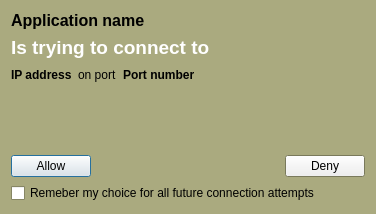
Before: the Qt Designer form lpfw-pygui/popup_out.ui in andreizilla/leopard-flower-firewall, drawn with Qt 5.
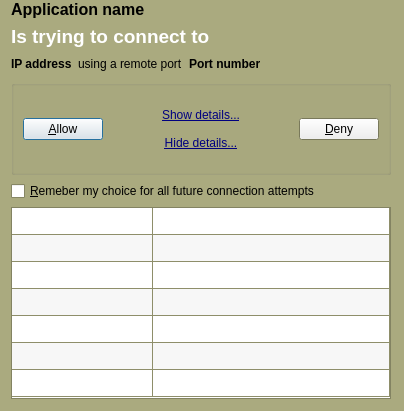
After: the same form once the commit is applied. Icons and pictures are not drawn.

Diff of the .ui file:
```diff
--- a/lpfw-pygui/popup_out.ui
+++ b/lpfw-pygui/popup_out.ui
@@ -6,10 +6,16 @@
    <rect>
     <x>0</x>
     <y>0</y>
-    <width>376</width>
-    <height>214</height>
+    <width>523</width>
+    <height>422</height>
    </rect>
   </property>
+  <property name="sizePolicy">
+   <sizepolicy hsizetype="Preferred" vsizetype="Preferred">
+    <horstretch>0</horstretch>
+    <verstretch>0</verstretch>
+   </sizepolicy>
+  </property>
   <property name="palette">
    <palette>
     <active>
@@ -81,16 +87,29 @@
    <iconset resource="resource.qrc">
     <normaloff>:/pics/pic.jpg</normaloff>:/pics/pic.jpg</iconset>
   </property>
-  <layout class="QFormLayout" name="formLayout">
-   <item row="1" column="0">
-    <widget class="QCheckBox" name="checkBox">
-     <property name="text">
-      <string>Remeber my choice for all future connection attempts</string>
-     </property>
-    </widget>
-   </item>
-   <item row="0" column="0" colspan="2">
+  <layout class="QVBoxLayout" name="verticalLayout_2">
+   <property name="sizeConstraint">
+    <enum>QLayout::SetFixedSize</enum>
+   </property>
+   <property name="topMargin">
+    <number>0</number>
+   </property>
+   <property name="rightMargin">
+    <number>0</number>
+   </property>
+   <item>
+    <layout class="QHBoxLayout" name="horizontalLayout_5">
+     <property name="sizeConstraint">
+      <enum>QLayout::SetFixedSize</enum>
+     </property>
+     <property name="rightMargin">
+      <number>0</number>
+     </property>
+     <item>
     <layout class="QVBoxLayout" name="verticalLayout">
+       <property name="sizeConstraint">
+        <enum>QLayout::SetMinimumSize</enum>
+       </property>
      <item>
       <widget class="QLabel" name="label_name">
        <property name="font">
@@ -238,7 +257,7 @@
        <item>
         <widget class="QLabel" name="label_text2">
          <property name="text">
-          <string>on port</string>
+            <string>using a remote port</string>
          </property>
         </widget>
        </item>
@@ -271,24 +290,24 @@
       </layout>
      </item>
      <item>
-      <spacer name="verticalSpacer">
-       <property name="orientation">
-        <enum>Qt::Vertical</enum>
-       </property>
-       <property name="sizeHint" stdset="0">
-        <size>
-         <width>20</width>
-         <height>40</height>
-        </size>
-       </property>
-      </spacer>
-     </item>
-     <item>
-      <layout class="QHBoxLayout" name="horizontalLayout">
+        <widget class="QGroupBox" name="groupBox">
+         <property name="sizePolicy">
+          <sizepolicy hsizetype="Fixed" vsizetype="Fixed">
+           <horstretch>0</horstretch>
+           <verstretch>0</verstretch>
+          </sizepolicy>
+         </property>
+         <property name="title">
+          <string/>
+         </property>
+         <layout class="QHBoxLayout" name="horizontalLayout_3">
+          <property name="sizeConstraint">
+           <enum>QLayout::SetFixedSize</enum>
+          </property>
        <item>
         <widget class="QPushButton" name="pushButton_allow">
          <property name="text">
-          <string>Allow</string>
+             <string>&amp;Allow</string>
          </property>
         </widget>
        </item>
@@ -305,16 +324,378 @@
          </property>
         </spacer>
        </item>
+          <item>
+           <widget class="QFrame" name="verticalFrame">
+            <layout class="QVBoxLayout" name="verticalLayout_3">
+             <item>
+              <widget class="QPushButton" name="pushButton_show">
+               <property name="enabled">
+                <bool>true</bool>
+               </property>
+               <property name="palette">
+                <palette>
+                 <active>
+                  <colorrole role="WindowText">
+                   <brush brushstyle="SolidPattern">
+                    <color alpha="255">
+                     <red>0</red>
+                     <green>0</green>
+                     <blue>127</blue>
+                    </color>
+                   </brush>
+                  </colorrole>
+                  <colorrole role="Text">
+                   <brush brushstyle="SolidPattern">
+                    <color alpha="255">
+                     <red>0</red>
+                     <green>0</green>
+                     <blue>127</blue>
+                    </color>
+                   </brush>
+                  </colorrole>
+                  <colorrole role="ButtonText">
+                   <brush brushstyle="SolidPattern">
+                    <color alpha="255">
+                     <red>0</red>
+                     <green>0</green>
+                     <blue>127</blue>
+                    </color>
+                   </brush>
+                  </colorrole>
+                 </active>
+                 <inactive>
+                  <colorrole role="WindowText">
+                   <brush brushstyle="SolidPattern">
+                    <color alpha="255">
+                     <red>0</red>
+                     <green>0</green>
+                     <blue>127</blue>
+                    </color>
+                   </brush>
+                  </colorrole>
+                  <colorrole role="Text">
+                   <brush brushstyle="SolidPattern">
+                    <color alpha="255">
+                     <red>0</red>
+                     <green>0</green>
+                     <blue>127</blue>
+                    </color>
+                   </brush>
+                  </colorrole>
+                  <colorrole role="ButtonText">
+                   <brush brushstyle="SolidPattern">
+                    <color alpha="255">
+                     <red>0</red>
+                     <green>0</green>
+                     <blue>127</blue>
+                    </color>
+                   </brush>
+                  </colorrole>
+                 </inactive>
+                 <disabled>
+                  <colorrole role="WindowText">
+                   <brush brushstyle="SolidPattern">
+                    <color alpha="255">
+                     <red>106</red>
+                     <green>104</green>
+                     <blue>100</blue>
+                    </color>
+                   </brush>
+                  </colorrole>
+                  <colorrole role="Text">
+                   <brush brushstyle="SolidPattern">
+                    <color alpha="255">
+                     <red>106</red>
+                     <green>104</green>
+                     <blue>100</blue>
+                    </color>
+                   </brush>
+                  </colorrole>
+                  <colorrole role="ButtonText">
+                   <brush brushstyle="SolidPattern">
+                    <color alpha="255">
+                     <red>106</red>
+                     <green>104</green>
+                     <blue>100</blue>
+                    </color>
+                   </brush>
+                  </colorrole>
+                 </disabled>
+                </palette>
+               </property>
+               <property name="font">
+                <font>
+                 <underline>true</underline>
+                </font>
+               </property>
+               <property name="cursor">
+                <cursorShape>PointingHandCursor</cursorShape>
+               </property>
+               <property name="focusPolicy">
+                <enum>Qt::NoFocus</enum>
+               </property>
+               <property name="text">
+                <string>&amp;Show details...</string>
+               </property>
+               <property name="iconSize">
+                <size>
+                 <width>1</width>
+                 <height>16</height>
+                </size>
+               </property>
+               <property name="autoDefault">
+                <bool>false</bool>
+               </property>
+               <property name="flat">
+                <bool>true</bool>
+               </property>
+              </widget>
+             </item>
+             <item>
+              <widget class="QPushButton" name="pushButton_hide">
+               <property name="palette">
+                <palette>
+                 <active>
+                  <colorrole role="ButtonText">
+                   <brush brushstyle="SolidPattern">
+                    <color alpha="255">
+                     <red>0</red>
+                     <green>0</green>
+                     <blue>127</blue>
+                    </color>
+                   </brush>
+                  </colorrole>
+                 </active>
+                 <inactive>
+                  <colorrole role="ButtonText">
+                   <brush brushstyle="SolidPattern">
+                    <color alpha="255">
+                     <red>0</red>
+                     <green>0</green>
+                     <blue>127</blue>
+                    </color>
+                   </brush>
+                  </colorrole>
+                 </inactive>
+                 <disabled>
+                  <colorrole role="ButtonText">
+                   <brush brushstyle="SolidPattern">
+                    <color alpha="255">
+                     <red>106</red>
+                     <green>104</green>
+                     <blue>100</blue>
+                    </color>
+                   </brush>
+                  </colorrole>
+                 </disabled>
+                </palette>
+               </property>
+               <property name="font">
+                <font>
+                 <underline>true</underline>
+                </font>
+               </property>
+               <property name="cursor">
+                <cursorShape>PointingHandCursor</cursorShape>
+               </property>
+               <property name="focusPolicy">
+                <enum>Qt::NoFocus</enum>
+               </property>
+               <property name="text">
+                <string>&amp;Hide details...</string>
+               </property>
+               <property name="autoDefault">
+                <bool>false</bool>
+               </property>
+               <property name="flat">
+                <bool>true</bool>
+               </property>
+              </widget>
+             </item>
+            </layout>
+           </widget>
+          </item>
+          <item>
+           <spacer name="horizontalSpacer_3">
+            <property name="orientation">
+             <enum>Qt::Horizontal</enum>
+            </property>
+            <property name="sizeHint" stdset="0">
+             <size>
+              <width>40</width>
+              <height>20</height>
+             </size>
+            </property>
+           </spacer>
+          </item>
        <item>
         <widget class="QPushButton" name="pushButton_deny">
          <property name="text">
-          <string>Deny</string>
+             <string>&amp;Deny</string>
          </property>
         </widget>
        </item>
       </layout>
-     </item>
-    </layout>
+        </widget>
+       </item>
+       <item>
+        <widget class="QCheckBox" name="checkBox">
+         <property name="text">
+          <string>&amp;Remeber my choice for all future connection attempts</string>
+         </property>
+        </widget>
+       </item>
+      </layout>
+     </item>
+     <item>
+      <spacer name="spacer">
+       <property name="orientation">
+        <enum>Qt::Horizontal</enum>
+       </property>
+       <property name="sizeType">
+        <enum>QSizePolicy::Minimum</enum>
+       </property>
+       <property name="sizeHint" stdset="0">
+        <size>
+         <width>0</width>
+         <height>0</height>
+        </size>
+       </property>
+      </spacer>
+     </item>
+     <item>
+      <layout class="QVBoxLayout" name="verticalLayout_4">
+       <property name="sizeConstraint">
+        <enum>QLayout::SetMaximumSize</enum>
+       </property>
+       <item>
+        <widget class="QLabel" name="label_2">
+         <property name="sizePolicy">
+          <sizepolicy hsizetype="Minimum" vsizetype="Preferred">
+           <horstretch>0</horstretch>
+           <verstretch>0</verstretch>
+          </sizepolicy>
+         </property>
+         <property name="text">
+          <string/>
+         </property>
+         <property name="pixmap">
+          <pixmap resource="resource.qrc">:/pics/tux2.jpg</pixmap>
+         </property>
+        </widget>
+       </item>
+       <item>
+        <spacer name="verticalSpacer">
+         <property name="orientation">
+          <enum>Qt::Vertical</enum>
+         </property>
+         <property name="sizeHint" stdset="0">
+          <size>
+           <width>0</width>
+           <height>0</height>
+          </size>
+         </property>
+        </spacer>
+       </item>
+      </layout>
+     </item>
+    </layout>
+   </item>
+   <item>
+    <layout class="QVBoxLayout" name="verticalLayout_5">
+     <property name="spacing">
+      <number>0</number>
+     </property>
+     <property name="sizeConstraint">
+      <enum>QLayout::SetMinimumSize</enum>
+     </property>
+     <property name="rightMargin">
+      <number>13</number>
+     </property>
+     <property name="bottomMargin">
+      <number>0</number>
+     </property>
+     <item>
+      <widget class="QTableWidget" name="tableWidget_details">
+       <property name="sizePolicy">
+        <sizepolicy hsizetype="Minimum" vsizetype="Minimum">
+         <horstretch>0</horstretch>
+         <verstretch>0</verstretch>
+        </sizepolicy>
+       </property>
+       <property name="focusPolicy">
+        <enum>Qt::NoFocus</enum>
+       </property>
+       <property name="autoFillBackground">
+        <bool>false</bool>
+       </property>
+       <property name="frameShape">
+        <enum>QFrame::StyledPanel</enum>
+       </property>
+       <property name="verticalScrollBarPolicy">
+        <enum>Qt::ScrollBarAlwaysOff</enum>
+       </property>
+       <property name="horizontalScrollBarPolicy">
+        <enum>Qt::ScrollBarAlwaysOff</enum>
+       </property>
+       <property name="alternatingRowColors">
+        <bool>true</bool>
+       </property>
+       <property name="gridStyle">
+        <enum>Qt::SolidLine</enum>
+       </property>
+       <property name="cornerButtonEnabled">
+        <bool>true</bool>
+       </property>
+       <property name="rowCount">
+        <number>7</number>
+       </property>
+       <property name="columnCount">
+        <number>2</number>
+       </property>
+       <attribute name="horizontalHeaderVisible">
+        <bool>false</bool>
+       </attribute>
+       <attribute name="horizontalHeaderDefaultSectionSize">
+        <number>141</number>
+       </attribute>
+       <attribute name="horizontalHeaderStretchLastSection">
+        <bool>true</bool>
+       </attribute>
+       <attribute name="verticalHeaderVisible">
+        <bool>false</bool>
+       </attribute>
+       <attribute name="verticalHeaderDefaultSectionSize">
+        <number>27</number>
+       </attribute>
+       <attribute name="verticalHeaderStretchLastSection">
+        <bool>false</bool>
+       </attribute>
+       <row/>
+       <row/>
+       <row/>
+       <row/>
+       <row/>
+       <row/>
+       <row/>
+       <column/>
+       <column/>
+      </widget>
+     </item>
+    </layout>
+   </item>
+   <item>
+    <spacer name="verticalSpacer_2">
+     <property name="orientation">
+      <enum>Qt::Vertical</enum>
+     </property>
+     <property name="sizeHint" stdset="0">
+      <size>
+       <width>20</width>
+       <height>1</height>
+      </size>
+     </property>
+    </spacer>
    </item>
   </layout>
   <action name="actionOop">
```
Left out of the diff: 119 changed lines with no effect on the pictures. Lines whose indentation alone changed are shown as unchanged.
